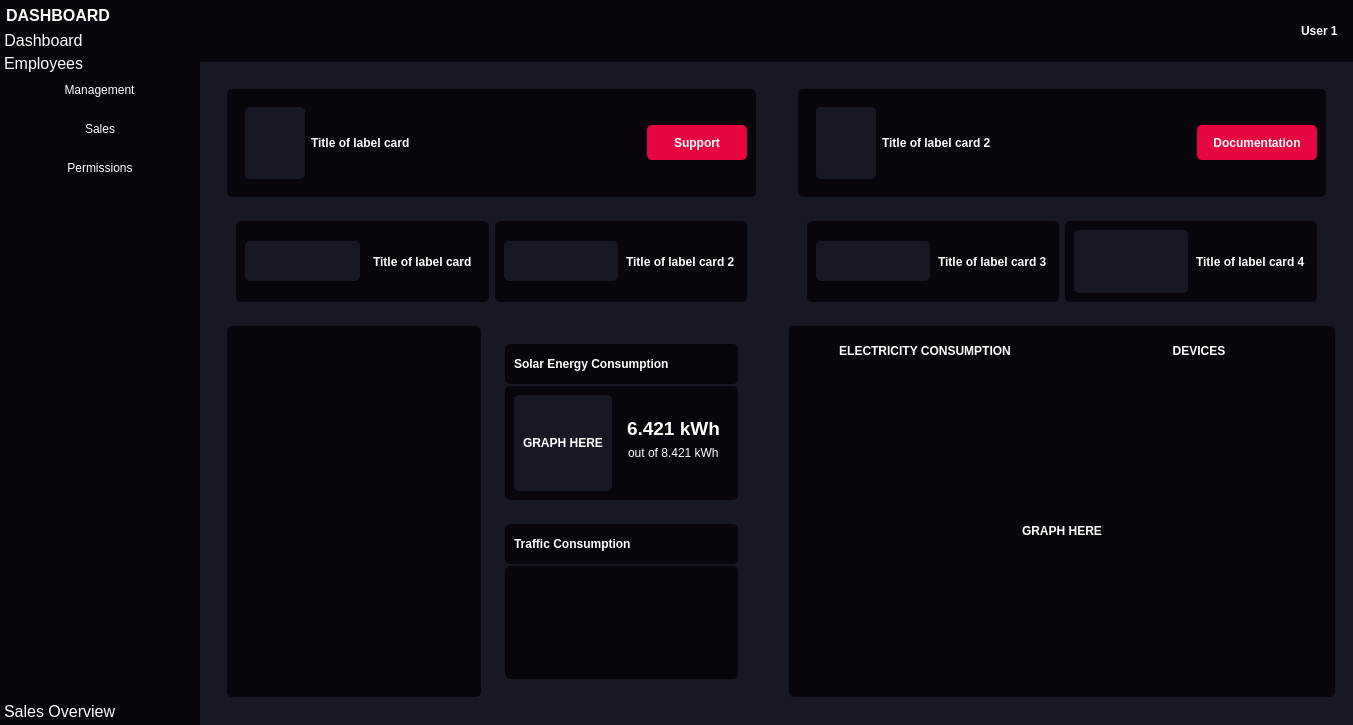
Old version of the form dashboard.ui in the repository amgartendev/InsightFlow-Manager.
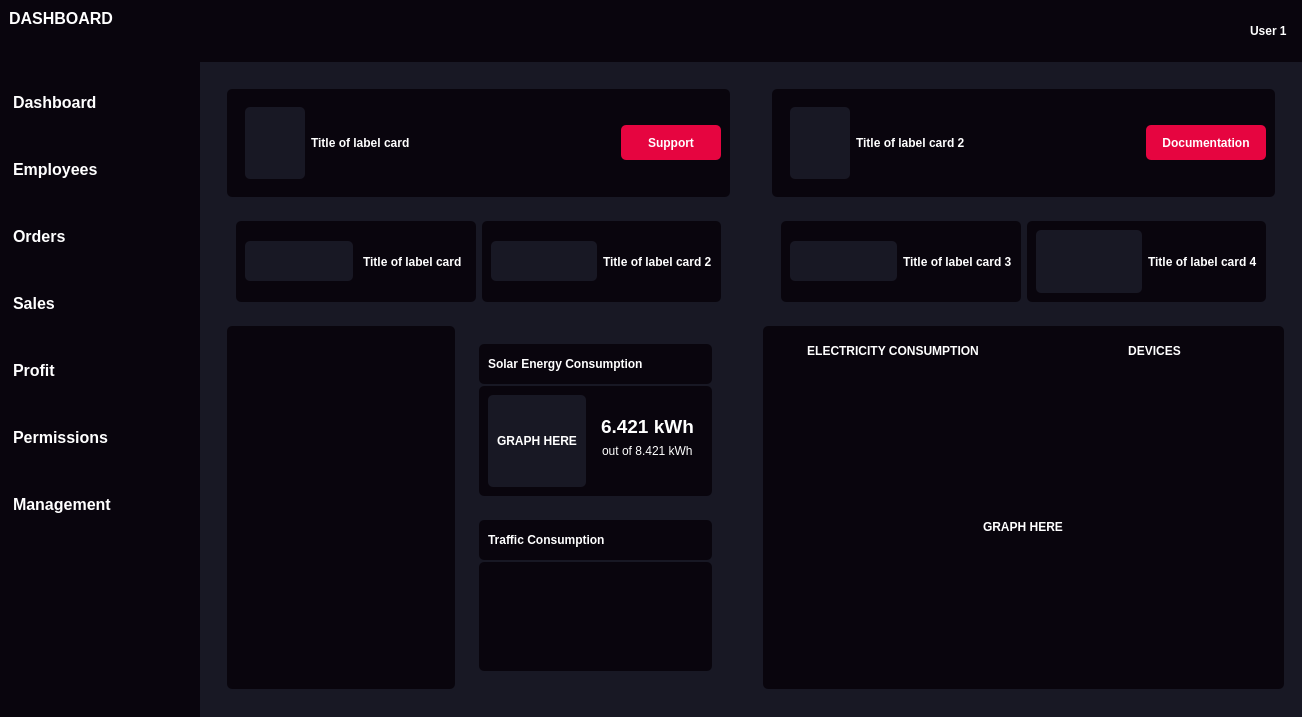
New version of the form. Icons and pictures are not drawn.

Commit message: update naming conventions for better clarity and consistency

```diff
--- a/dashboard.ui
+++ b/dashboard.ui
@@ -6,8 +6,8 @@
    <rect>
     <x>0</x>
     <y>0</y>
-    <width>1353</width>
-    <height>725</height>
+    <width>1302</width>
+    <height>717</height>
    </rect>
   </property>
   <property name="windowTitle">
@@ -80,7 +80,7 @@
        <property name="bottomMargin">
         <number>0</number>
        </property>
-       <item>
+       <item alignment="Qt::AlignTop">
         <widget class="QFrame" name="slide_menu">
          <property name="frameShape">
           <enum>QFrame::StyledPanel</enum>
@@ -104,8 +104,8 @@
           <property name="bottomMargin">
            <number>0</number>
           </property>
-          <item>
-           <widget class="QFrame" name="frame_2">
+          <item alignment="Qt::AlignTop">
+           <widget class="QFrame" name="logo_frame">
             <property name="frameShape">
              <enum>QFrame::StyledPanel</enum>
             </property>
@@ -117,10 +117,10 @@
               <number>6</number>
              </property>
              <property name="leftMargin">
-              <number>6</number>
+              <number>9</number>
              </property>
              <property name="topMargin">
-              <number>6</number>
+              <number>9</number>
              </property>
              <property name="rightMargin">
               <number>6</number>
@@ -155,49 +155,74 @@
            </widget>
           </item>
           <item>
-           <widget class="QFrame" name="frame_3">
+           <widget class="QFrame" name="sidebar_content_frame">
+            <property name="sizePolicy">
+             <sizepolicy hsizetype="Expanding" vsizetype="Fixed">
+              <horstretch>0</horstretch>
+              <verstretch>0</verstretch>
+             </sizepolicy>
+            </property>
+            <property name="styleSheet">
+             <string notr="true">QPushButton {
+	text-align: left;
+	margin-left: 4px;
+	padding: 9px;
+}
+
+QPushButton:hover {
+	background-color: rgb(19, 15, 23);
+}</string>
+            </property>
             <property name="frameShape">
              <enum>QFrame::StyledPanel</enum>
             </property>
             <property name="frameShadow">
              <enum>QFrame::Raised</enum>
             </property>
-            <layout class="QVBoxLayout" name="verticalLayout_8">
+            <layout class="QVBoxLayout" name="verticalLayout_3">
              <property name="spacing">
-              <number>0</number>
+              <number>30</number>
              </property>
              <property name="leftMargin">
               <number>0</number>
              </property>
              <property name="topMargin">
-              <number>0</number>
+              <number>50</number>
              </property>
              <property name="rightMargin">
               <number>0</number>
              </property>
-             <property name="bottomMargin">
-              <number>0</number>
-             </property>
-             <item alignment="Qt::AlignLeft">
-              <widget class="QPushButton" name="pushButton_8">
+             <item>
+              <widget class="QPushButton" name="button_dashboard">
                <property name="sizePolicy">
                 <sizepolicy hsizetype="Maximum" vsizetype="Fixed">
                  <horstretch>0</horstretch>
                  <verstretch>0</verstretch>
                 </sizepolicy>
                </property>
+               <property name="minimumSize">
+                <size>
+                 <width>0</width>
+                 <height>0</height>
+                </size>
+               </property>
+               <property name="maximumSize">
+                <size>
+                 <width>300</width>
+                 <height>16777215</height>
+                </size>
+               </property>
                <property name="font">
                 <font>
                  <pointsize>12</pointsize>
+                 <bold>true</bold>
                 </font>
                </property>
                <property name="layoutDirection">
                 <enum>Qt::LeftToRight</enum>
                </property>
                <property name="styleSheet">
-                <string notr="true">margin-left: 4px;
-
-</string>
+                <string notr="true"/>
                </property>
                <property name="text">
                 <string>Dashboard</string>
@@ -206,235 +231,189 @@
                 <iconset resource="icons.qrc">
                  <normaloff>:/icons/icons/airplay.svg</normaloff>:/icons/icons/airplay.svg</iconset>
                </property>
+               <property name="iconSize">
+                <size>
+                 <width>20</width>
+                 <height>20</height>
+                </size>
+               </property>
               </widget>
              </item>
              <item>
-              <widget class="QToolBox" name="toolBox">
+              <widget class="QPushButton" name="button_employees">
+               <property name="maximumSize">
+                <size>
+                 <width>300</width>
+                 <height>16777215</height>
+                </size>
+               </property>
                <property name="font">
                 <font>
                  <pointsize>12</pointsize>
+                 <bold>true</bold>
                 </font>
                </property>
                <property name="styleSheet">
-                <string notr="true">QToolBox {
-	text-align: left;
-}
-
-QToolBox::tab {
-	border-radius: 5px;
-	text-align: left;
-}</string>
+                <string notr="true"/>
                </property>
-               <property name="currentIndex">
-                <number>0</number>
+               <property name="text">
+                <string>Employees</string>
                </property>
-               <widget class="QWidget" name="page_3">
-                <property name="geometry">
-                 <rect>
-                  <x>0</x>
-                  <y>0</y>
-                  <width>200</width>
-                  <height>597</height>
-                 </rect>
-                </property>
-                <attribute name="icon">
-                 <iconset resource="icons.qrc">
-                  <normaloff>:/icons/icons/users.svg</normaloff>:/icons/icons/users.svg</iconset>
-                </attribute>
-                <attribute name="label">
-                 <string>Employees</string>
-                </attribute>
-                <layout class="QVBoxLayout" name="verticalLayout_4">
-                 <property name="spacing">
-                  <number>0</number>
-                 </property>
-                 <property name="leftMargin">
-                  <number>0</number>
-                 </property>
-                 <property name="topMargin">
-                  <number>0</number>
-                 </property>
-                 <property name="rightMargin">
-                  <number>0</number>
-                 </property>
-                 <property name="bottomMargin">
-                  <number>0</number>
-                 </property>
-                 <item alignment="Qt::AlignTop">
-                  <widget class="QFrame" name="frame_4">
-                   <property name="frameShape">
-                    <enum>QFrame::StyledPanel</enum>
-                   </property>
-                   <property name="frameShadow">
-                    <enum>QFrame::Raised</enum>
-                   </property>
-                   <layout class="QVBoxLayout" name="verticalLayout_5">
-                    <property name="spacing">
-                     <number>25</number>
-                    </property>
-                    <property name="leftMargin">
-                     <number>0</number>
-                    </property>
-                    <property name="topMargin">
-                     <number>0</number>
-                    </property>
-                    <property name="rightMargin">
-                     <number>0</number>
-                    </property>
-                    <property name="bottomMargin">
-                     <number>0</number>
-                    </property>
-                    <item alignment="Qt::AlignHCenter">
-                     <widget class="QPushButton" name="pushButton">
-                      <property name="text">
-                       <string>Management</string>
-                      </property>
-                      <property name="icon">
-                       <iconset resource="icons.qrc">
-                        <normaloff>:/icons/icons/briefcase.svg</normaloff>:/icons/icons/briefcase.svg</iconset>
-                      </property>
-                      <property name="iconSize">
-                       <size>
-                        <width>25</width>
-                        <height>25</height>
-                       </size>
-                      </property>
-                     </widget>
-                    </item>
-                    <item alignment="Qt::AlignHCenter">
-                     <widget class="QPushButton" name="pushButton_2">
-                      <property name="text">
-                       <string>Sales</string>
-                      </property>
-                      <property name="icon">
-                       <iconset resource="icons.qrc">
-                        <normaloff>:/icons/icons/dollar-sign.svg</normaloff>:/icons/icons/dollar-sign.svg</iconset>
-                      </property>
-                      <property name="iconSize">
-                       <size>
-                        <width>25</width>
-                        <height>25</height>
-                       </size>
-                      </property>
-                     </widget>
-                    </item>
-                    <item alignment="Qt::AlignHCenter">
-                     <widget class="QPushButton" name="pushButton_3">
-                      <property name="text">
-                       <string>Permissions</string>
-                      </property>
-                      <property name="icon">
-                       <iconset resource="icons.qrc">
-                        <normaloff>:/icons/icons/key.svg</normaloff>:/icons/icons/key.svg</iconset>
-                      </property>
-                      <property name="iconSize">
-                       <size>
-                        <width>25</width>
-                        <height>25</height>
-                       </size>
-                      </property>
-                     </widget>
-                    </item>
-                   </layout>
-                  </widget>
-                 </item>
-                </layout>
-               </widget>
-               <widget class="QWidget" name="page_4">
-                <property name="geometry">
-                 <rect>
-                  <x>0</x>
-                  <y>0</y>
-                  <width>200</width>
-                  <height>597</height>
-                 </rect>
-                </property>
-                <attribute name="icon">
-                 <iconset resource="icons.qrc">
-                  <normaloff>:/icons/icons/eye.svg</normaloff>:/icons/icons/eye.svg</iconset>
-                </attribute>
-                <attribute name="label">
-                 <string>Sales Overview</string>
-                </attribute>
-                <layout class="QVBoxLayout" name="verticalLayout_3">
-                 <property name="spacing">
-                  <number>0</number>
-                 </property>
-                 <property name="leftMargin">
-                  <number>0</number>
-                 </property>
-                 <property name="topMargin">
-                  <number>0</number>
-                 </property>
-                 <property name="rightMargin">
-                  <number>0</number>
-                 </property>
-                 <property name="bottomMargin">
-                  <number>0</number>
-                 </property>
-                 <item alignment="Qt::AlignTop">
-                  <widget class="QFrame" name="frame_5">
-                   <property name="frameShape">
-                    <enum>QFrame::StyledPanel</enum>
-                   </property>
-                   <property name="frameShadow">
-                    <enum>QFrame::Raised</enum>
-                   </property>
-                   <layout class="QVBoxLayout" name="verticalLayout_6">
-                    <property name="spacing">
-                     <number>25</number>
-                    </property>
-                    <property name="leftMargin">
-                     <number>0</number>
-                    </property>
-                    <property name="topMargin">
-                     <number>0</number>
-                    </property>
-                    <property name="rightMargin">
-                     <number>0</number>
-                    </property>
-                    <property name="bottomMargin">
-                     <number>0</number>
-                    </property>
-                    <item alignment="Qt::AlignHCenter">
-                     <widget class="QPushButton" name="pushButton_4">
-                      <property name="text">
-                       <string>Total Sales</string>
-                      </property>
-                      <property name="icon">
-                       <iconset resource="icons.qrc">
-                        <normaloff>:/icons/icons/bar-chart-2.svg</normaloff>:/icons/icons/bar-chart-2.svg</iconset>
-                      </property>
-                      <property name="iconSize">
-                       <size>
-                        <width>25</width>
-                        <height>25</height>
-                       </size>
-                      </property>
-                     </widget>
-                    </item>
-                    <item alignment="Qt::AlignHCenter">
-                     <widget class="QPushButton" name="pushButton_5">
-                      <property name="text">
-                       <string>Profit</string>
-                      </property>
-                      <property name="icon">
-                       <iconset resource="icons.qrc">
-                        <normaloff>:/icons/icons/trending-up.svg</normaloff>:/icons/icons/trending-up.svg</iconset>
-                      </property>
-                      <property name="iconSize">
-                       <size>
-                        <width>25</width>
-                        <height>25</height>
-                       </size>
-                      </property>
-                     </widget>
-                    </item>
-                   </layout>
-                  </widget>
-                 </item>
-                </layout>
-               </widget>
+               <property name="icon">
+                <iconset resource="icons.qrc">
+                 <normaloff>:/icons/icons/users.svg</normaloff>:/icons/icons/users.svg</iconset>
+               </property>
+               <property name="iconSize">
+                <size>
+                 <width>20</width>
+                 <height>20</height>
+                </size>
+               </property>
+              </widget>
+             </item>
+             <item>
+              <widget class="QPushButton" name="button_orders">
+               <property name="font">
+                <font>
+                 <pointsize>12</pointsize>
+                 <bold>true</bold>
+                </font>
+               </property>
+               <property name="cursor">
+                <cursorShape>PointingHandCursor</cursorShape>
+               </property>
+               <property name="styleSheet">
+                <string notr="true"/>
+               </property>
+               <property name="text">
+                <string>Orders</string>
+               </property>
+               <property name="icon">
+                <iconset resource="icons.qrc">
+                 <normaloff>:/icons/icons/credit-card.svg</normaloff>:/icons/icons/credit-card.svg</iconset>
+               </property>
+               <property name="iconSize">
+                <size>
+                 <width>20</width>
+                 <height>20</height>
+                </size>
+               </property>
+              </widget>
+             </item>
+             <item>
+              <widget class="QPushButton" name="button_sales">
+               <property name="font">
+                <font>
+                 <pointsize>12</pointsize>
+                 <bold>true</bold>
+                </font>
+               </property>
+               <property name="cursor">
+                <cursorShape>PointingHandCursor</cursorShape>
+               </property>
+               <property name="styleSheet">
+                <string notr="true"/>
+               </property>
+               <property name="text">
+                <string>Sales</string>
+               </property>
+               <property name="icon">
+                <iconset resource="icons.qrc">
+                 <normaloff>:/icons/icons/dollar-sign.svg</normaloff>:/icons/icons/dollar-sign.svg</iconset>
+               </property>
+               <property name="iconSize">
+                <size>
+                 <width>20</width>
+                 <height>20</height>
+                </size>
+               </property>
+              </widget>
+             </item>
+             <item>
+              <widget class="QPushButton" name="button_profit">
+               <property name="font">
+                <font>
+                 <pointsize>12</pointsize>
+                 <bold>true</bold>
+                </font>
+               </property>
+               <property name="cursor">
+                <cursorShape>PointingHandCursor</cursorShape>
+               </property>
+               <property name="styleSheet">
+                <string notr="true"/>
+               </property>
+               <property name="text">
+                <string>Profit</string>
+               </property>
+               <property name="icon">
+                <iconset resource="icons.qrc">
+                 <normaloff>:/icons/icons/trending-up.svg</normaloff>:/icons/icons/trending-up.svg</iconset>
+               </property>
+               <property name="iconSize">
+                <size>
+                 <width>20</width>
+                 <height>20</height>
+                </size>
+               </property>
+              </widget>
+             </item>
+             <item>
+              <widget class="QPushButton" name="button_permissions">
+               <property name="font">
+                <font>
+                 <pointsize>12</pointsize>
+                 <bold>true</bold>
+                </font>
+               </property>
+               <property name="cursor">
+                <cursorShape>PointingHandCursor</cursorShape>
+               </property>
+               <property name="styleSheet">
+                <string notr="true"/>
+               </property>
+               <property name="text">
+                <string>Permissions</string>
+               </property>
+               <property name="icon">
+                <iconset resource="icons.qrc">
+                 <normaloff>:/icons/icons/key.svg</normaloff>:/icons/icons/key.svg</iconset>
+               </property>
+               <property name="iconSize">
+                <size>
+                 <width>20</width>
+                 <height>20</height>
+                </size>
+               </property>
+              </widget>
+             </item>
+             <item>
+              <widget class="QPushButton" name="button_management">
+               <property name="font">
+                <font>
+                 <pointsize>12</pointsize>
+                 <bold>true</bold>
+                </font>
+               </property>
+               <property name="cursor">
+                <cursorShape>PointingHandCursor</cursorShape>
+               </property>
+               <property name="styleSheet">
+                <string notr="true"/>
+               </property>
+               <property name="text">
+                <string>Management</string>
+               </property>
+               <property name="icon">
+                <iconset resource="icons.qrc">
+                 <normaloff>:/icons/icons/briefcase.svg</normaloff>:/icons/icons/briefcase.svg</iconset>
+               </property>
+               <property name="iconSize">
+                <size>
+                 <width>20</width>
+                 <height>20</height>
+                </size>
+               </property>
               </widget>
              </item>
             </layout>
@@ -820,6 +799,9 @@
                       <property name="leftMargin">
                        <number>0</number>
                       </property>
+                      <property name="topMargin">
+                       <number>9</number>
+                      </property>
                       <property name="rightMargin">
                        <number>0</number>
                       </property>
```
Left out of the diff: 131 changed lines with no effect on the pictures. The commit also changes 2 other files.
